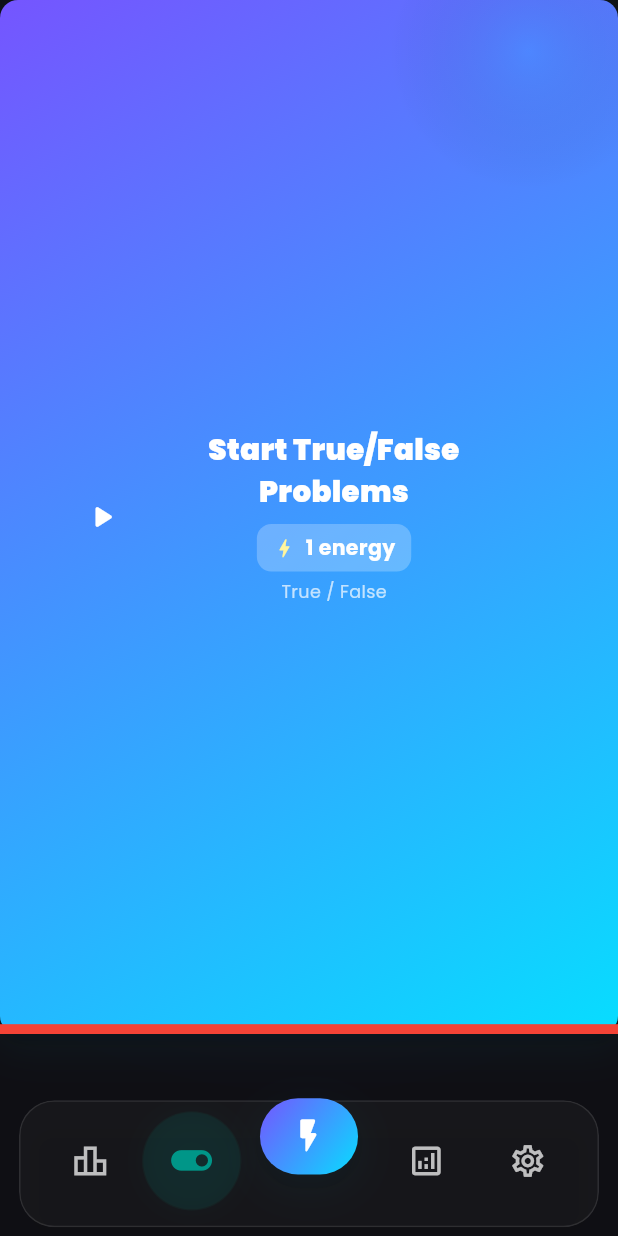
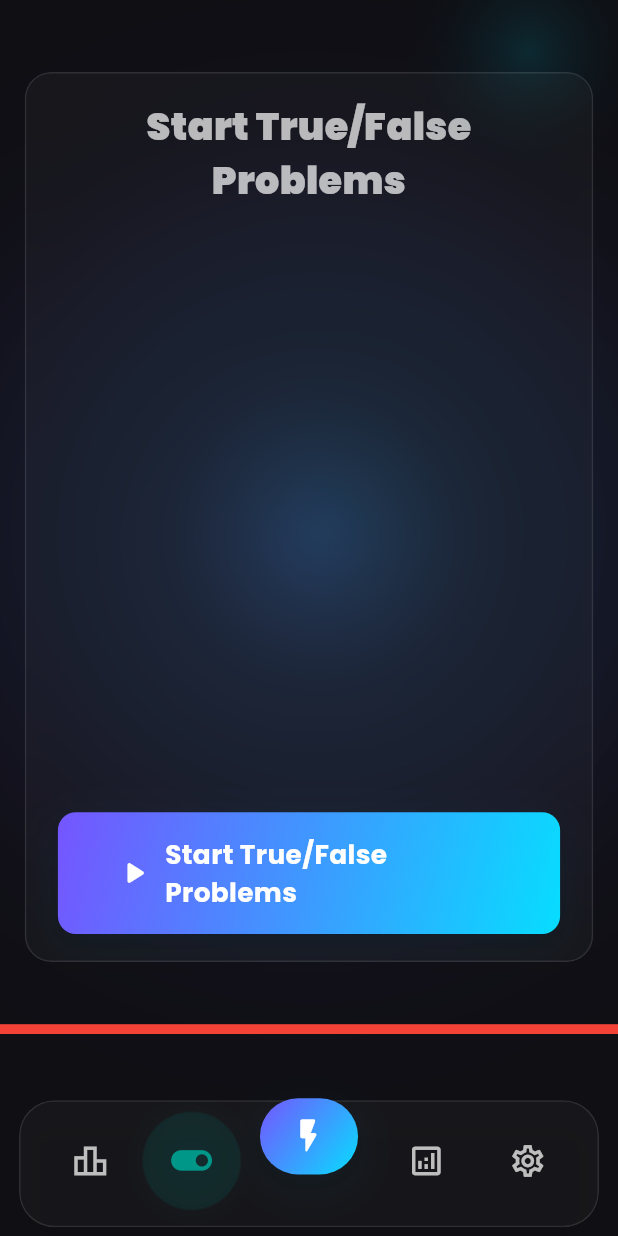
Before and after one commit to s4l1hs/SparkUp, a Flutter app: the screen it shows once a user with an empty profile is signed in, item 2 of the bottom bar chosen, on a phone screen of 412 x 824 dp. Run offline on Flutter 3.47's test engine with Material 3 defaults, Android fonts, the phone set to English and light mode, and no system bars; our stand-ins replace firebase_auth, firebase_core, firebase_messaging, flutter_screenutil, google_fonts, google_sign_in and 1 more; accounts and stored records are empty; network calls fail.

Commit message:
UI Update

```diff
--- a/sparkup_app/lib/pages/truefalse_page.dart
+++ b/sparkup_app/lib/pages/truefalse_page.dart
@@ -246,53 +246,41 @@ class _TrueFalsePageState extends State<TrueFalsePage> with TickerProviderStateM
 
   // --- New: Start view and Quiz UI for True/False (button-driven) ---
   Widget _buildStartView(ThemeData theme) {
-    return Center(
+    final mq = MediaQuery.of(context);
+    final width = mq.size.width * 0.92;
+    final height = mq.size.height * 0.72;
+    return Align(
+      alignment: const Alignment(0, -0.18),
+      child: Center(
         key: const ValueKey('startView'),
         child: _isLoading
             ? CircularProgressIndicator(color: theme.colorScheme.primary)
-          : Builder(builder: (c) {
-              final userProv = Provider.of<UserProvider>(c, listen: false);
-              final rem = userProv.profile?.remainingEnergy;
-              final loc = AppLocalizations.of(c);
-              final bool disabled = rem != null && rem <= 0;
-              final maxLabelWidth = MediaQuery.of(c).size.width * 0.65;
-              return MorphingGradientButton.icon(
-                icon: Icon(Icons.play_arrow_rounded, size: 26.sp, color: Colors.white),
-                label: SizedBox(
-                  width: maxLabelWidth,
+            : SizedBox(
+              width: width,
+              height: height,
+              child: AnimatedGlassCard(
+                padding: EdgeInsets.symmetric(horizontal: 20.w, vertical: 18.h),
+                borderRadius: BorderRadius.circular(18.r),
                 child: Column(
-                    crossAxisAlignment: CrossAxisAlignment.center,
-                    mainAxisSize: MainAxisSize.min,
+                  mainAxisAlignment: MainAxisAlignment.spaceBetween,
                   children: [
-                      Text(
-                        loc?.startTrueFalseProblems ?? 'Start True/False Problems',
-                        textAlign: TextAlign.center,
-                        maxLines: 2,
-                        overflow: TextOverflow.ellipsis,
-                        style: TextStyle(fontSize: 20.sp, fontWeight: FontWeight.w900, color: Colors.white),
-                      ),
-                      SizedBox(height: 8.h),
-                      Row(
-                        mainAxisSize: MainAxisSize.min,
+                    Column(
                       children: [
-                          Container(
-                            padding: EdgeInsets.symmetric(horizontal: 10.w, vertical: 6.h),
-                            decoration: BoxDecoration(color: Colors.white24, borderRadius: BorderRadius.circular(10.r)),
-                            child: Row(children: [Icon(Icons.bolt, color: Colors.yellow.shade200, size: 16.sp), SizedBox(width: 6.w), Text('1 energy', style: TextStyle(color: Colors.white, fontWeight: FontWeight.bold))]),
-                          ),
+                        Text(AppLocalizations.of(context)?.startTrueFalseProblems ?? 'Start True/False Problems', textAlign: TextAlign.center, style: TextStyle(fontSize: 26.sp, fontWeight: FontWeight.w900)),
+                        SizedBox(height: 12.h),
+                        SizedBox(height: 20.h),
                       ],
                     ),
-                      SizedBox(height: 6.h),
-                      Text(
-                        loc?.trueFalseTitle ?? '',
-                        style: TextStyle(fontSize: 12.sp, color: Colors.white70),
-                      ),
-                    ],
-                  ),
-                ),
-                colors: disabled ? [Colors.grey.shade600, Colors.grey.shade500] : [theme.colorScheme.secondary, theme.colorScheme.primary],
+                    Column(
+                      children: [
+                        MorphingGradientButton.icon(
+                          icon: Icon(Icons.play_arrow_rounded, size: 26.sp, color: Colors.white),
+                          label: Text(AppLocalizations.of(context)?.startTrueFalseProblems ?? 'Start', style: TextStyle(fontSize: 18.sp, fontWeight: FontWeight.bold)),
+                          colors: [theme.colorScheme.secondary, theme.colorScheme.primary],
                           onPressed: () {
-                  if (disabled) {
+                            final userProv = Provider.of<UserProvider>(context, listen: false);
+                            final rem = userProv.profile?.remainingEnergy;
+                            if (rem != null && rem <= 0) {
                               final loc = AppLocalizations.of(context);
                               showDialog(
                                 context: context,
@@ -306,29 +294,24 @@ class _TrueFalsePageState extends State<TrueFalsePage> with TickerProviderStateM
                             }
                             _startSession();
                           },
-                padding: EdgeInsets.symmetric(horizontal: 36.w, vertical: 18.h),
-              );
-            }),
+                          padding: EdgeInsets.symmetric(horizontal: 36.w, vertical: 16.h),
+                        ),
+                      ],
+                    ),
+                  ],
+                ),
+              ),
+            ),
+      )
     );
   }
 
   Widget _buildQuizView(ThemeData theme) {
-    final progressValue = ((_currentIndex + 1) / (_questions.isNotEmpty ? _questions.length : 1)).clamp(0.0, 1.0);
     return Padding(
       key: ValueKey<int>(_currentIndex),
       padding: EdgeInsets.fromLTRB(24.w, 12.h, 24.w, 24.h),
       child: Column(
         children: [
-          ClipRRect(
-            borderRadius: BorderRadius.circular(8.r),
-            child: LinearProgressIndicator(
-              value: progressValue,
-              minHeight: 8.h,
-              backgroundColor: colorWithOpacity(theme.colorScheme.surface, 0.08),
-              valueColor: AlwaysStoppedAnimation(theme.colorScheme.primary),
-            ),
-          ),
-          SizedBox(height: 8.h),
           ClipRRect(
             borderRadius: BorderRadius.circular(6.r),
             child: LinearProgressIndicator(
--- a/sparkup_app/lib/widgets/morphing_gradient_button.dart
+++ b/sparkup_app/lib/widgets/morphing_gradient_button.dart
@@ -18,7 +18,7 @@ class MorphingGradientButton extends StatefulWidget {
       padding: padding,
       borderRadius: borderRadius,
       elevation: elevation,
-      child: Row(mainAxisSize: MainAxisSize.min, children: [icon, const SizedBox(width: 8), label]),
+      child: Row(mainAxisSize: MainAxisSize.min, children: [icon, const SizedBox(width: 8), Flexible(child: label)]),
     );
   }
 
```
Also changed, not shown: sparkup_app/lib/pages/quiz_page.dart (+32 -14 lines). Lines whose indentation alone changed are shown as unchanged.
